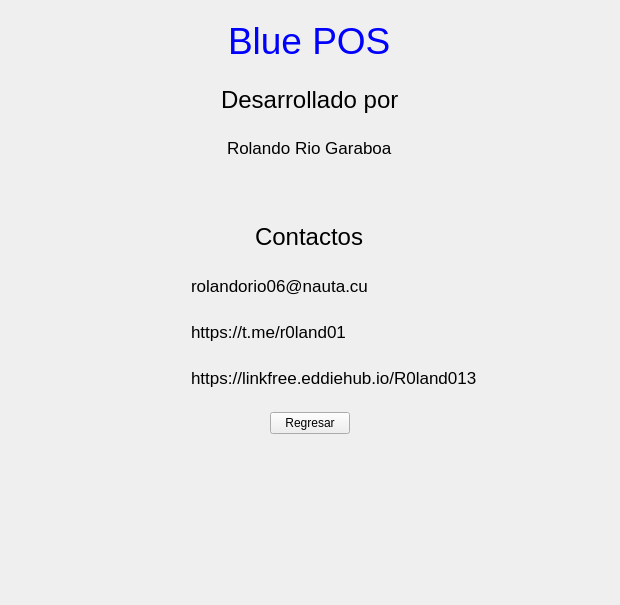
Qt form view/ui/about.ui (R0land013/blue-pos) before a commit.
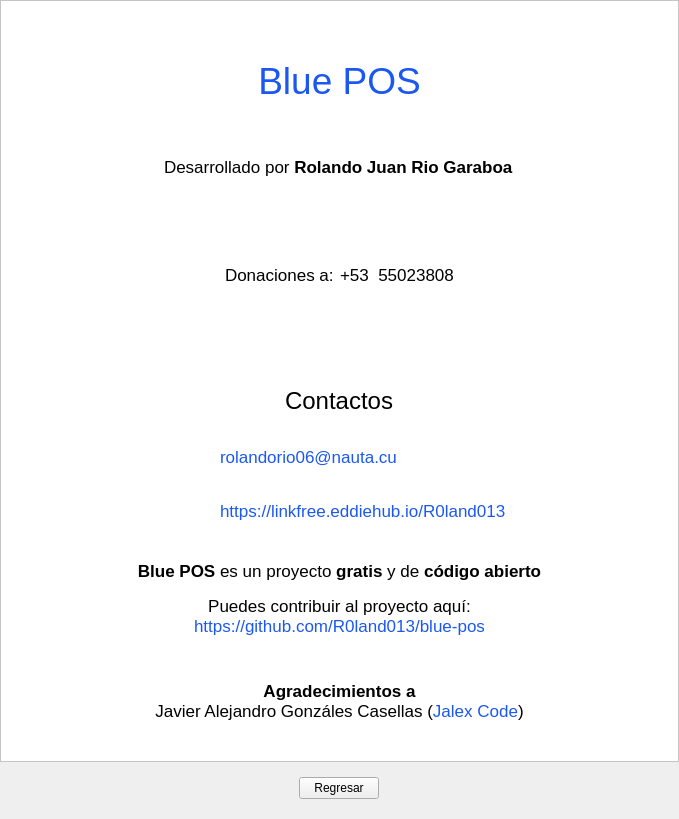
The same form after that commit. Icons and pictures are not drawn.

Commit message:
Style: Cambios en la información del about
        Se añadió el icono de la app, la información de donación,
        la información sobre el proyecto y los agradecimientos

Diff of the .ui file:
```diff
--- a/view/ui/about.ui
+++ b/view/ui/about.ui
@@ -6,14 +6,50 @@
    <rect>
     <x>0</x>
     <y>0</y>
-    <width>620</width>
-    <height>605</height>
+    <width>679</width>
+    <height>819</height>
    </rect>
   </property>
   <property name="windowTitle">
    <string>Frame</string>
   </property>
+  <property name="styleSheet">
+   <string notr="true"/>
+  </property>
+  <property name="frameShape">
+   <enum>QFrame::NoFrame</enum>
+  </property>
   <layout class="QVBoxLayout" name="verticalLayout">
+   <property name="leftMargin">
+    <number>0</number>
+   </property>
+   <property name="topMargin">
+    <number>0</number>
+   </property>
+   <property name="rightMargin">
+    <number>0</number>
+   </property>
+   <item>
+    <widget class="QScrollArea" name="scrollArea">
+     <property name="styleSheet">
+      <string notr="true">background-color: #FFFFFF;</string>
+     </property>
+     <property name="frameShape">
+      <enum>QFrame::StyledPanel</enum>
+     </property>
+     <property name="widgetResizable">
+      <bool>true</bool>
+     </property>
+     <widget class="QWidget" name="scrollAreaWidgetContents">
+      <property name="geometry">
+       <rect>
+        <x>0</x>
+        <y>0</y>
+        <width>660</width>
+        <height>879</height>
+       </rect>
+      </property>
+      <layout class="QVBoxLayout" name="verticalLayout_3">
    <item>
     <widget class="QFrame" name="frame">
      <property name="frameShape">
@@ -22,17 +58,36 @@
      <property name="frameShadow">
       <enum>QFrame::Raised</enum>
      </property>
-     <layout class="QHBoxLayout" name="horizontalLayout">
+         <layout class="QVBoxLayout" name="verticalLayout_2">
+          <item>
+           <widget class="QLabel" name="label_7">
+            <property name="sizePolicy">
+             <sizepolicy hsizetype="Minimum" vsizetype="Minimum">
+              <horstretch>0</horstretch>
+              <verstretch>0</verstretch>
+             </sizepolicy>
+            </property>
+            <property name="text">
+             <string/>
+            </property>
+            <property name="pixmap">
+             <pixmap>images/bluepos.png</pixmap>
+            </property>
+            <property name="alignment">
+             <set>Qt::AlignCenter</set>
+            </property>
+           </widget>
+          </item>
       <item>
        <widget class="QLabel" name="label">
         <property name="sizePolicy">
-         <sizepolicy hsizetype="Maximum" vsizetype="Maximum">
+             <sizepolicy hsizetype="Minimum" vsizetype="Maximum">
           <horstretch>0</horstretch>
           <verstretch>0</verstretch>
          </sizepolicy>
         </property>
         <property name="styleSheet">
-         <string notr="true">color: blue;
+             <string notr="true">color: rgb(27, 88, 241);
 font-family: Arial;
 font-weight: bold;
 font: 28pt;</string>
@@ -40,39 +95,8 @@
         <property name="text">
          <string>Blue POS</string>
         </property>
-       </widget>
-      </item>
-     </layout>
-    </widget>
-   </item>
-   <item>
-    <widget class="QFrame" name="frame_2">
-     <property name="frameShape">
-      <enum>QFrame::NoFrame</enum>
-     </property>
-     <property name="frameShadow">
-      <enum>QFrame::Raised</enum>
-     </property>
-     <layout class="QHBoxLayout" name="horizontalLayout_2">
-      <item>
-       <widget class="QLabel" name="label_2">
-        <property name="sizePolicy">
-         <sizepolicy hsizetype="Maximum" vsizetype="Maximum">
-          <horstretch>0</horstretch>
-          <verstretch>0</verstretch>
-         </sizepolicy>
-        </property>
-        <property name="styleSheet">
-         <string notr="true">color: black;
-font-family: Arial;
-font-weight: bold;
-font: 18pt;</string>
-        </property>
-        <property name="text">
-         <string>Desarrollado por</string>
-        </property>
-        <property name="wordWrap">
-         <bool>false</bool>
+            <property name="alignment">
+             <set>Qt::AlignCenter</set>
         </property>
        </widget>
       </item>
@@ -103,13 +127,89 @@
 font: 13pt;</string>
         </property>
         <property name="text">
-         <string>Rolando Rio Garaboa</string>
+             <string>Desarrollado por &lt;b&gt;Rolando Juan Rio Garaboa&lt;/b&gt;</string>
         </property>
        </widget>
       </item>
      </layout>
     </widget>
    </item>
+       <item>
+        <widget class="QFrame" name="frame_7">
+         <property name="frameShape">
+          <enum>QFrame::NoFrame</enum>
+         </property>
+         <property name="frameShadow">
+          <enum>QFrame::Raised</enum>
+         </property>
+         <layout class="QHBoxLayout" name="horizontalLayout">
+          <item>
+           <spacer name="horizontalSpacer_3">
+            <property name="orientation">
+             <enum>Qt::Horizontal</enum>
+            </property>
+            <property name="sizeHint" stdset="0">
+             <size>
+              <width>40</width>
+              <height>20</height>
+             </size>
+            </property>
+           </spacer>
+          </item>
+          <item>
+           <widget class="QLabel" name="label_8">
+            <property name="sizePolicy">
+             <sizepolicy hsizetype="Maximum" vsizetype="Preferred">
+              <horstretch>0</horstretch>
+              <verstretch>0</verstretch>
+             </sizepolicy>
+            </property>
+            <property name="styleSheet">
+             <string notr="true">color: black;
+font-family: Arial;
+font-weight: bold;
+font: 13pt;</string>
+            </property>
+            <property name="text">
+             <string>Donaciones a:</string>
+            </property>
+           </widget>
+          </item>
+          <item>
+           <widget class="QLabel" name="label_11">
+            <property name="sizePolicy">
+             <sizepolicy hsizetype="Maximum" vsizetype="Preferred">
+              <horstretch>0</horstretch>
+              <verstretch>0</verstretch>
+             </sizepolicy>
+            </property>
+            <property name="styleSheet">
+             <string notr="true">color: black;
+font-family: Arial;
+font-weight: bold;
+font: 13pt;</string>
+            </property>
+            <property name="text">
+             <string>+53  55023808</string>
+            </property>
+           </widget>
+          </item>
+          <item>
+           <spacer name="horizontalSpacer_4">
+            <property name="orientation">
+             <enum>Qt::Horizontal</enum>
+            </property>
+            <property name="sizeHint" stdset="0">
+             <size>
+              <width>40</width>
+              <height>20</height>
+             </size>
+            </property>
+           </spacer>
+          </item>
+         </layout>
+        </widget>
+       </item>
    <item>
     <widget class="QFrame" name="frame_4">
      <property name="frameShape">
@@ -184,35 +284,6 @@
         </property>
        </spacer>
       </item>
-      <item row="1" column="2">
-       <widget class="QLabel" name="label_8">
-        <property name="styleSheet">
-         <string notr="true">color: black;
-font-family: Arial;
-font-weight: bold;
-font: 13pt;</string>
-        </property>
-        <property name="text">
-         <string>https://t.me/r0land01</string>
-        </property>
-        <property name="openExternalLinks">
-         <bool>true</bool>
-        </property>
-        <property name="textInteractionFlags">
-         <set>Qt::TextSelectableByMouse</set>
-        </property>
-       </widget>
-      </item>
-      <item row="1" column="1">
-       <widget class="QLabel" name="label_7">
-        <property name="text">
-         <string/>
-        </property>
-        <property name="pixmap">
-         <pixmap>images/telegram.png</pixmap>
-        </property>
-       </widget>
-      </item>
       <item row="0" column="2">
        <widget class="QLabel" name="label_6">
         <property name="sizePolicy">
@@ -228,24 +299,14 @@
 font: 13pt;</string>
         </property>
         <property name="text">
-         <string>rolandorio06@nauta.cu</string>
-        </property>
-        <property name="textInteractionFlags">
-         <set>Qt::TextSelectableByMouse</set>
-        </property>
-       </widget>
-      </item>
-      <item row="2" column="2">
-       <widget class="QLabel" name="label_10">
-        <property name="styleSheet">
-         <string notr="true">color: black;
-font-family: Arial;
-font-weight: bold;
-font: 13pt;</string>
-        </property>
-        <property name="text">
-         <string>https://linkfree.eddiehub.io/R0land013</string>
-        </property>
+             <string>&lt;a href=&quot;mailto:rolandorio06@nauta.cu&quot;
+style=&quot;text-decoration: none; color: rgb(27, 88, 241);&quot;&gt;
+rolandorio06@nauta.cu
+&lt;/a&gt;</string>
+            </property>
+            <property name="openExternalLinks">
+             <bool>true</bool>
+            </property>
         <property name="textInteractionFlags">
          <set>Qt::TextSelectableByMouse</set>
         </property>
@@ -270,16 +331,6 @@
         </property>
        </widget>
       </item>
-      <item row="2" column="1">
-       <widget class="QLabel" name="label_9">
-        <property name="text">
-         <string/>
-        </property>
-        <property name="pixmap">
-         <pixmap>images/web.png</pixmap>
-        </property>
-       </widget>
-      </item>
       <item row="1" column="0">
        <spacer name="horizontalSpacer_2">
         <property name="orientation">
@@ -293,7 +344,127 @@
         </property>
        </spacer>
       </item>
-     </layout>
+          <item row="1" column="1">
+           <widget class="QLabel" name="label_9">
+            <property name="text">
+             <string/>
+            </property>
+            <property name="pixmap">
+             <pixmap>images/web.png</pixmap>
+            </property>
+           </widget>
+          </item>
+          <item row="1" column="2">
+           <widget class="QLabel" name="label_10">
+            <property name="styleSheet">
+             <string notr="true">color: black;
+font-family: Arial;
+font-weight: bold;
+font: 13pt;</string>
+            </property>
+            <property name="text">
+             <string>&lt;a href=&quot;https://linkfree.eddiehub.io/R0land013&quot; style=&quot;text-decoration: none; color: rgb(27, 88, 241);&quot;&gt;https://linkfree.eddiehub.io/R0land013&lt;/a&gt;</string>
+            </property>
+            <property name="openExternalLinks">
+             <bool>true</bool>
+            </property>
+            <property name="textInteractionFlags">
+             <set>Qt::TextBrowserInteraction</set>
+            </property>
+           </widget>
+          </item>
+         </layout>
+        </widget>
+       </item>
+       <item>
+        <widget class="QFrame" name="frame_2">
+         <property name="frameShape">
+          <enum>QFrame::NoFrame</enum>
+         </property>
+         <property name="frameShadow">
+          <enum>QFrame::Raised</enum>
+         </property>
+         <layout class="QVBoxLayout" name="verticalLayout_4">
+          <item>
+           <widget class="QLabel" name="label_2">
+            <property name="styleSheet">
+             <string notr="true">color: black;
+font-family: Arial;
+font-weight: bold;
+font: 13pt;</string>
+            </property>
+            <property name="text">
+             <string>&lt;b&gt;Blue POS&lt;/b&gt; es un proyecto &lt;b&gt;gratis&lt;/b&gt; y de &lt;b&gt;código abierto&lt;/b&gt;</string>
+            </property>
+            <property name="alignment">
+             <set>Qt::AlignCenter</set>
+            </property>
+           </widget>
+          </item>
+          <item>
+           <widget class="QLabel" name="label_12">
+            <property name="styleSheet">
+             <string notr="true">color: black;
+font-family: Arial;
+font-weight: bold;
+font: 13pt;</string>
+            </property>
+            <property name="text">
+             <string>Puedes contribuir al proyecto aquí: &lt;br&gt;
+
+&lt;a href=&quot;https://github.com/R0land013/blue-pos&quot; style=&quot;text-decoration: none; color: rgb(27, 88, 241);&quot;&gt;https://github.com/R0land013/blue-pos&lt;/a&gt;</string>
+            </property>
+            <property name="alignment">
+             <set>Qt::AlignCenter</set>
+            </property>
+            <property name="openExternalLinks">
+             <bool>true</bool>
+            </property>
+            <property name="textInteractionFlags">
+             <set>Qt::TextBrowserInteraction</set>
+            </property>
+           </widget>
+          </item>
+         </layout>
+        </widget>
+       </item>
+       <item>
+        <widget class="QFrame" name="frame_8">
+         <property name="frameShape">
+          <enum>QFrame::NoFrame</enum>
+         </property>
+         <property name="frameShadow">
+          <enum>QFrame::Raised</enum>
+         </property>
+         <layout class="QVBoxLayout" name="verticalLayout_5">
+          <item>
+           <widget class="QLabel" name="label_13">
+            <property name="styleSheet">
+             <string notr="true">color: black;
+font-family: Arial;
+font-weight: bold;
+font: 13pt;</string>
+            </property>
+            <property name="text">
+             <string>&lt;b&gt;Agradecimientos a&lt;/b&gt; &lt;br/&gt;
+Javier Alejandro Gonzáles Casellas (&lt;a href=&quot;https://github.com/JalexCode&quot; style=&quot;text-decoration: none; color: rgb(27, 88, 241);&quot;&gt;Jalex Code&lt;/a&gt;)</string>
+            </property>
+            <property name="alignment">
+             <set>Qt::AlignCenter</set>
+            </property>
+            <property name="openExternalLinks">
+             <bool>true</bool>
+            </property>
+            <property name="textInteractionFlags">
+             <set>Qt::TextBrowserInteraction</set>
+            </property>
+           </widget>
+          </item>
+         </layout>
+        </widget>
+       </item>
+      </layout>
+     </widget>
     </widget>
    </item>
    <item>
@@ -324,19 +495,6 @@
      </layout>
     </widget>
    </item>
-   <item>
-    <spacer name="verticalSpacer">
-     <property name="orientation">
-      <enum>Qt::Vertical</enum>
-     </property>
-     <property name="sizeHint" stdset="0">
-      <size>
-       <width>20</width>
-       <height>40</height>
-      </size>
-     </property>
-    </spacer>
-   </item>
   </layout>
  </widget>
  <resources/>
```
Left out of the diff: 2 changed lines with no effect on the pictures. Lines whose indentation alone changed are shown as unchanged. The commit also changes 1 other file.
